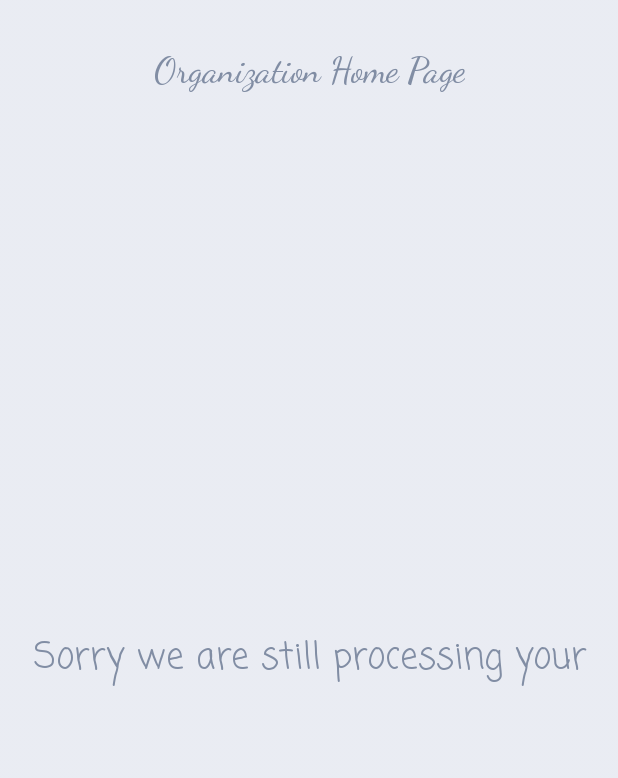
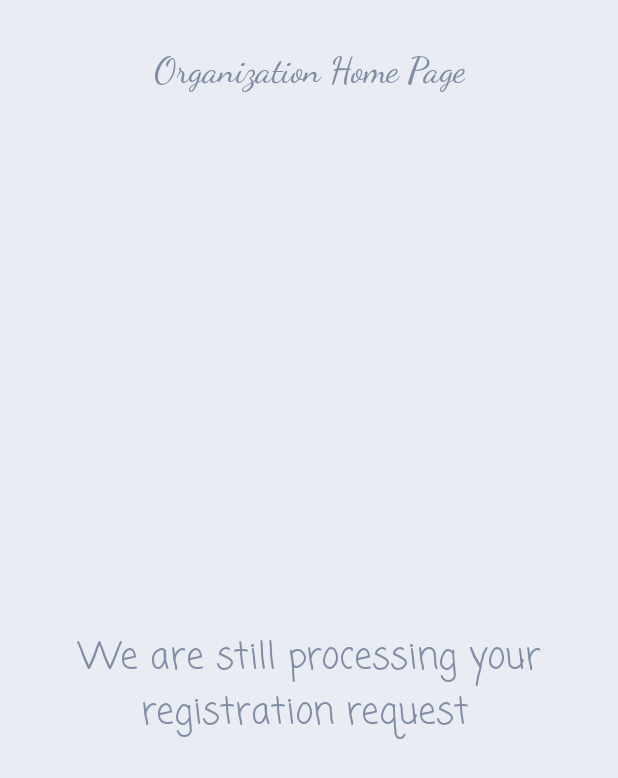
Before and after one commit to Azizah22/BetterFlyRepository, an Android app: the layout activity_org_process.xml on its own in the app's theme, with its tools: preview values and no code run, on a phone screen of 412 x 824 dp. Shown: the top 778 px of the screen. Run offline under Robolectric (Android 15) with nearby library versions, the phone set to English and light mode, and no system bars.

```diff
--- a/app/src/main/AndroidManifest.xml
+++ b/app/src/main/AndroidManifest.xml
@@ -21,6 +21,9 @@
         <activity android:name=".SignUpActivity" />
         <activity android:name=".vsignUp" />
         <activity android:name=".osignUp" />
+        <activity android:name=".OrgProcessActivity"/>
+
+
     </application>
 
 </manifest>
--- a/app/src/main/java/com/example/betterfly/forgetPass.java
+++ b/app/src/main/java/com/example/betterfly/forgetPass.java
@@ -60,6 +60,10 @@ public class forgetPass extends AppCompatActivity implements View.OnClickListene
                     public void onComplete(@NonNull Task<Void> task) {
                         if (task.isSuccessful()) {
                             Toast.makeText(forgetPass.this, "We have sent you instructions to reset your password!", Toast.LENGTH_SHORT).show();
+                            finish();
+                            Intent intent = new Intent(forgetPass.this, MainActivity.class);
+                            intent.addFlags(Intent.FLAG_ACTIVITY_CLEAR_TOP);
+                            startActivity(intent);
                         } else {
                             Toast.makeText(forgetPass.this, "Failed to send reset email!", Toast.LENGTH_SHORT).show();
                         }
--- a/app/src/main/res/layout/activity_org_process.xml
+++ b/app/src/main/res/layout/activity_org_process.xml
@@ -28,12 +28,15 @@
     <TextView
         android:id="@+id/signOut"
         android:layout_width="wrap_content"
-        android:layout_height="40dp"
+        android:layout_height="105dp"
         android:layout_marginStart="24dp"
         android:layout_marginTop="348dp"
         android:layout_marginEnd="24dp"
         android:fontFamily="casual"
-        android:text="Sorry we are still processing your registration request "
+        android:lines="2"
+        android:maxLines="4"
+        android:singleLine="false"
+        android:text="We are still processing your registration request "
         android:textAlignment="center"
         android:textColor="@color/colorPrimary"
         android:textSize="24sp"
```
Also changed, not shown: app/src/main/java/com/example/betterfly/vsignUp.java (+35 -13 lines).
